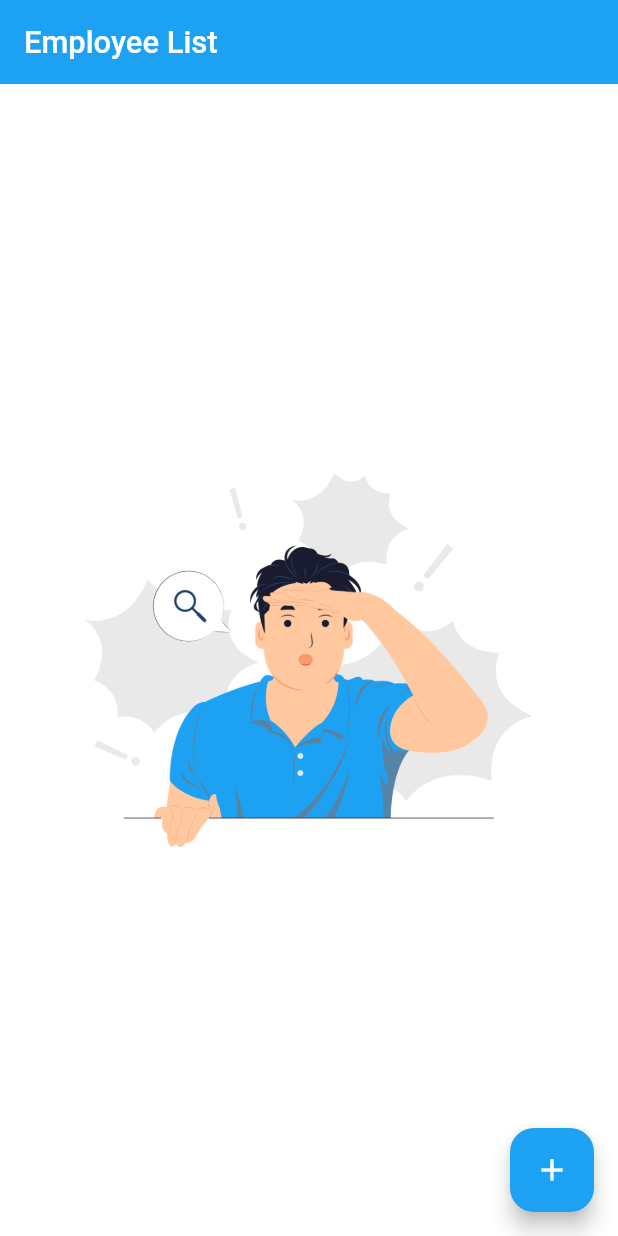
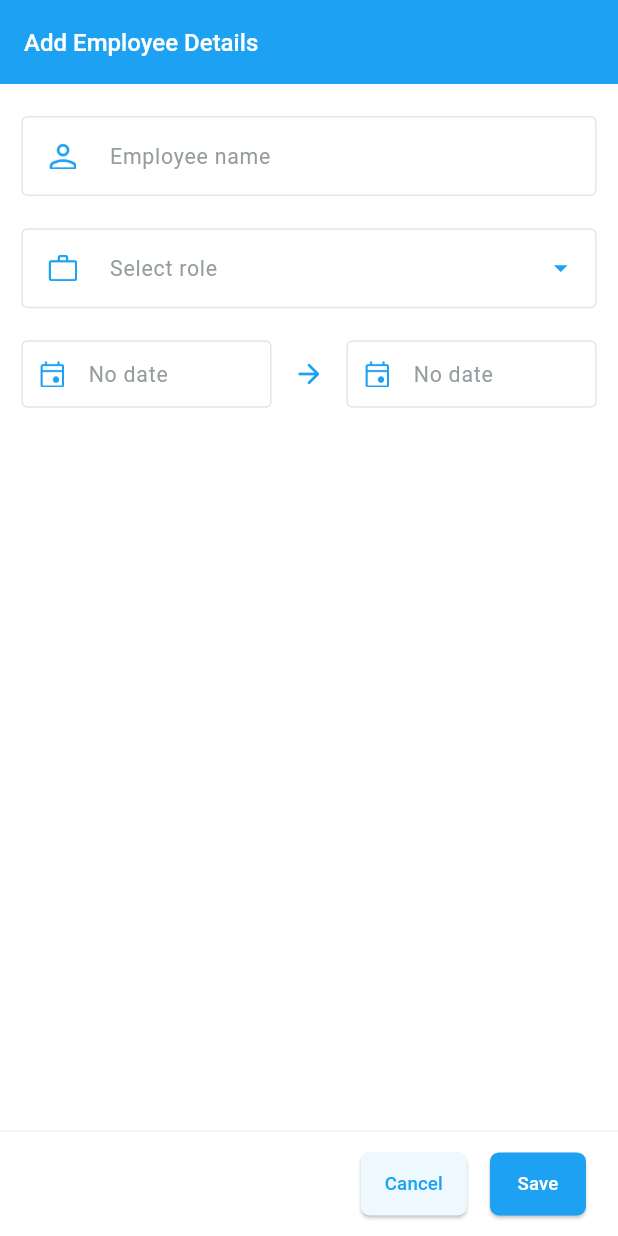
Before and after one commit to meetcse/realtime-innovations-coding, a Flutter app: the CommonScaffoldScreen screen opened directly, on a phone screen of 412 x 824 dp. Run offline on Flutter 3.47's test engine with Material 3 defaults, Android fonts, the phone set to English and light mode, and no system bars; our stand-ins replace bloc, flutter_bloc, flutter_screenutil, flutter_spinkit, google_fonts, page_transition and 1 more; accounts and stored records are empty.

Commit message:
feat : Added add employee details ui

```diff
--- /dev/null
+++ b/lib/bloc/employee/add_employee/add_employee_details_screen_cubit.dart
@@ -0,0 +1,17 @@
+import 'package:flutter/material.dart';
+import 'package:flutter_bloc/flutter_bloc.dart';
+import 'package:realtime_innovations_coding/bloc/employee/add_employee/add_employee_details_screen_state.dart';
+
+class AddEmployeeDetailsScreenCubit extends Cubit<AddEmployeeDetailsScreenState> {
+  AddEmployeeDetailsScreenCubit() : super(const AEDSInitialState());
+
+  final TextEditingController _employeeNameController = TextEditingController();
+  final TextEditingController _selectRoleController = TextEditingController();
+  final TextEditingController _startDateController = TextEditingController();
+  final TextEditingController _endDateController = TextEditingController();
+
+  TextEditingController get employeeNameController => _employeeNameController;
+  TextEditingController get selectRoleController => _selectRoleController;
+  TextEditingController get startDateController => _startDateController;
+  TextEditingController get endDateController => _endDateController;
+}
--- /dev/null
+++ b/lib/bloc/employee/add_employee/add_employee_details_screen_state.dart
@@ -0,0 +1,10 @@
+import 'package:flutter/material.dart';
+
+@immutable
+abstract class AddEmployeeDetailsScreenState {
+  const AddEmployeeDetailsScreenState();
+}
+
+class AEDSInitialState extends AddEmployeeDetailsScreenState {
+  const AEDSInitialState();
+}
--- a/lib/main.dart
+++ b/lib/main.dart
@@ -14,7 +14,7 @@
   @override
   Widget build(BuildContext context) {
     return ScreenUtilInit(
-        designSize: const Size(360, 720),
+        designSize: const Size(428, 926),
         child: MaterialApp(
           debugShowCheckedModeBanner: false,
           title: 'Employee',
--- a/lib/routes/routes.dart
+++ b/lib/routes/routes.dart
@@ -5,7 +5,8 @@ import 'dart:developer';
 
 import 'package:flutter/material.dart';
 import 'package:realtime_innovations_coding/routes/routes_name_constants.dart';
-import 'package:realtime_innovations_coding/screens/employee_list_screen.dart';
+import 'package:realtime_innovations_coding/screens/employee/add_employee/add_employee_details_screen.dart';
+import 'package:realtime_innovations_coding/screens/employee/employee_list_screen.dart';
 import 'package:realtime_innovations_coding/screens/splash/splash_screen.dart';
 import 'package:realtime_innovations_coding/utils/page_utils.dart';
 
@@ -28,6 +29,10 @@ Route<dynamic>? onGenerateRoute(RouteSettings settings) {
       _pageName = const EmployeeListScreen();
 
       break;
+    case RoutesNameConstants.addEmployeeDetailsScreen:
+      _pageName = const AddEmployeeDetailsScreen();
+
+      break;
   }
   return PageUtils.customPageTransition(_pageName!, settings: settings);
 }
--- a/lib/routes/routes_name_constants.dart
+++ b/lib/routes/routes_name_constants.dart
@@ -2,4 +2,5 @@
 class RoutesNameConstants {
   static const String splashScreen = "/splash_screen";
   static const String employeeListScreen = "/employee_list_screen";
+  static const String addEmployeeDetailsScreen = "/add_employee_details_screen";
 }
--- /dev/null
+++ b/lib/screens/employee/add_employee/add_employee_details_screen.dart
@@ -0,0 +1,173 @@
+import 'package:flutter/material.dart';
+import 'package:flutter_bloc/flutter_bloc.dart';
+import 'package:realtime_innovations_coding/bloc/employee/add_employee/add_employee_details_screen_cubit.dart';
+import 'package:realtime_innovations_coding/utils/app_colors.dart';
+import 'package:realtime_innovations_coding/utils/app_images_path.dart';
+import 'package:realtime_innovations_coding/utils/app_strings.dart';
+import 'package:realtime_innovations_coding/utils/page_utils.dart';
+import 'package:realtime_innovations_coding/widgets/app_widgets.dart';
+import 'package:realtime_innovations_coding/widgets/material/common_scaffold.dart';
+
+class AddEmployeeDetailsScreen extends StatelessWidget {
+  const AddEmployeeDetailsScreen({super.key});
+
+  @override
+  Widget build(BuildContext context) {
+    return BlocProvider(
+      create: (_) => AddEmployeeDetailsScreenCubit(),
+      child: const CommonScaffoldScreen(appBarTitle: AppStrings.addEmployeeDetails, body: AEDMainBody()),
+    );
+  }
+}
+
+class AEDMainBody extends StatelessWidget {
+  const AEDMainBody({super.key});
+
+  @override
+  Widget build(BuildContext context) {
+    return Column(
+      children: [
+        const Expanded(child: AEDEmployeeDetailsColumn()),
+        const Divider(color: AppColors.borderColor, height: 1),
+        AppWidgets.spacingWidget(12),
+        const AEDBottomButtonsRow(),
+        AppWidgets.spacingWidget(12),
+      ],
+    );
+  }
+}
+
+class AEDBottomButtonsRow extends StatelessWidget {
+  const AEDBottomButtonsRow({super.key});
+
+  @override
+  Widget build(BuildContext context) {
+    return Container(
+      margin: AppWidgets.edgeInsetsSymmetric(horizontal: 24),
+      child: Row(
+        mainAxisAlignment: MainAxisAlignment.end,
+        children: [
+          AppWidgets.buttonWidget(
+            AppStrings.cancel,
+            textColor: AppColors.primaryBgColor,
+            backgroundColor: AppColors.buttonBgColor,
+            onPressed: () {
+              PageUtils.popRoute(context);
+            },
+          ),
+          AppWidgets.spacingWidget(0, 16),
+          AppWidgets.buttonWidget(
+            AppStrings.save,
+            textColor: AppColors.white,
+            onPressed: () {
+              //TODO:
+            },
+          ),
+        ],
+      ),
+    );
+  }
+}
+
+class AEDEmployeeDetailsColumn extends StatelessWidget {
+  const AEDEmployeeDetailsColumn({super.key});
+
+  @override
+  Widget build(BuildContext context) {
+    return SingleChildScrollView(
+      child: Container(
+        margin: AppWidgets.edgeInsetsSymmetric(horizontal: 16),
+        child: Column(
+          children: [
+            AppWidgets.spacingWidget(24),
+            const AEDEmployeeNameTextField(),
+            AppWidgets.spacingWidget(24),
+            const AEDSelectRoleDropDown(),
+            AppWidgets.spacingWidget(24),
+            const AEDDatesRow(),
+          ],
+        ),
+      ),
+    );
+  }
+}
+
+class AEDDatesRow extends StatelessWidget {
+  const AEDDatesRow({super.key});
+
+  @override
+  Widget build(BuildContext context) {
+    var cubit = BlocProvider.of<AddEmployeeDetailsScreenCubit>(context);
+
+    return Row(
+      children: [
+        Expanded(
+            child: AppWidgets.textFieldWithRectBorder(
+          prefixConstraints: const BoxConstraints(minWidth: 0, minHeight: 0),
+          prefixIcon: Container(
+              margin: AppWidgets.edgeInsetsAll(12),
+              child: AppWidgets.imageFromAssetWidget(AppImagesPath.calendarIcon, height: 20, widht: 20)),
+          hintText: AppStrings.noDate,
+          controller: cubit.startDateController,
+          onTap: () {
+            //TODO:
+          },
+          readOnly: true,
+        )),
+        Container(
+            margin: AppWidgets.edgeInsetsSymmetric(horizontal: 16),
+            child: AppWidgets.icon(Icons.arrow_forward_rounded, color: AppColors.primaryBgColor)),
+        Expanded(
+            child: AppWidgets.textFieldWithRectBorder(
+          prefixConstraints: const BoxConstraints(minWidth: 0, minHeight: 0),
+          prefixIcon: Container(
+              margin: AppWidgets.edgeInsetsAll(12),
+              child: AppWidgets.imageFromAssetWidget(AppImagesPath.calendarIcon, height: 20, widht: 20)),
+          hintText: AppStrings.noDate,
+          controller: cubit.endDateController,
+          onTap: () {
+            //TODO:
+          },
+          readOnly: true,
+        )),
+      ],
+    );
+  }
+}
+
+class AEDSelectRoleDropDown extends StatelessWidget {
+  const AEDSelectRoleDropDown({super.key});
+
+  @override
+  Widget build(BuildContext context) {
+    var cubit = BlocProvider.of<AddEmployeeDetailsScreenCubit>(context);
+    return AppWidgets.textFieldWithRectBorder(
+        prefixConstraints: const BoxConstraints(minWidth: 0, minHeight: 0),
+        prefixIcon: Container(
+            margin: AppWidgets.edgeInsetsAll(20),
+            child: AppWidgets.imageFromAssetWidget(AppImagesPath.selectRoleIcon, height: 20, widht: 20)),
+        hintText: AppStrings.selectRole,
+        controller: cubit.selectRoleController,
+        onTap: () {
+          //TODO:
+        },
+        readOnly: true,
+        suffixIcon: AppWidgets.icon(Icons.arrow_drop_down, color: AppColors.primaryBgColor));
+  }
+}
+
+class AEDEmployeeNameTextField extends StatelessWidget {
+  const AEDEmployeeNameTextField({super.key});
+
+  @override
+  Widget build(BuildContext context) {
+    var cubit = BlocProvider.of<AddEmployeeDetailsScreenCubit>(context);
+    return AppWidgets.textFieldWithRectBorder(
+        prefixConstraints: const BoxConstraints(minWidth: 0, minHeight: 0),
+        prefixIcon: Container(
+            margin: AppWidgets.edgeInsetsAll(20),
+            child: AppWidgets.imageFromAssetWidget(AppImagesPath.personIcon, height: 20, widht: 20)),
+        hintText: AppStrings.employeeName,
+        controller: cubit.employeeNameController);
+  }
+}
--- a/lib/screens/employee/employee_list_screen.dart
+++ b/lib/screens/employee/employee_list_screen.dart
@@ -2,8 +2,10 @@ import 'package:flutter/material.dart';
 import 'package:flutter_bloc/flutter_bloc.dart';
 import 'package:realtime_innovations_coding/bloc/employee/employee_list_screen_cubit.dart';
 import 'package:realtime_innovations_coding/bloc/employee/employee_list_screen_state.dart';
+import 'package:realtime_innovations_coding/routes/routes_name_constants.dart';
 import 'package:realtime_innovations_coding/utils/app_images_path.dart';
 import 'package:realtime_innovations_coding/utils/app_strings.dart';
+import 'package:realtime_innovations_coding/utils/page_utils.dart';
 import 'package:realtime_innovations_coding/widgets/app_widgets.dart';
 import 'package:realtime_innovations_coding/widgets/material/common_scaffold.dart';
 
@@ -19,7 +21,7 @@ class EmployeeListScreen extends StatelessWidget {
         appBarTitle: AppStrings.employeeList,
         body: const ELMainBody(),
         onFloatingActionButtonTap: () {
-          //
+          PageUtils.pushNamed(context, RoutesNameConstants.addEmployeeDetailsScreen);
         },
       ),
     );
--- a/lib/screens/splash/splash_screen.dart
+++ b/lib/screens/splash/splash_screen.dart
@@ -13,7 +13,7 @@ class SplashScreen extends StatelessWidget {
   Widget build(BuildContext context) {
     return BlocProvider(
       create: (_) => SplashScreenCubit()..init(context),
-      child: const CommonScaffoldScreen(body: SSMainBody()),
+      child: const CommonScaffoldScreen(isShowAppBar: false, body: SSMainBody()),
     );
   }
 }
--- a/lib/utils/app_colors.dart
+++ b/lib/utils/app_colors.dart
@@ -3,6 +3,8 @@ import 'package:flutter/material.dart';
 class AppColors {
   static const Color white = Colors.white;
   static const Color primaryBgColor = Color(0xff1DA1F2);
-  static const Color borderColor = Color(0xffE5E5E5);
+  static const Color borderColor = Color(0xffF2F2F2);
   static const Color hintTextColor = Color(0xff949C9E);
+  static const Color textFieldBorderColor = Color(0xffE5E5E5);
+  static const Color buttonBgColor = Color(0xffEDF8FF);
 }
--- a/lib/utils/app_images_path.dart
+++ b/lib/utils/app_images_path.dart
@@ -2,4 +2,7 @@ class AppImagesPath {
   static const String _basePath = "assets/";
   static const String splashImage = _basePath + "splash.png";
   static const String noEmpRecordsImage = _basePath + "no_emp_records.png";
+  static const String selectRoleIcon = _basePath + "role_icon.png";
+  static const String calendarIcon = _basePath + "calendar_icon.png";
+  static const String personIcon = _basePath + "person_icon.png";
 }
--- a/lib/utils/app_strings.dart
+++ b/lib/utils/app_strings.dart
@@ -1,3 +1,9 @@
 class AppStrings {
   static const String employeeList = "Employee List";
+  static const String addEmployeeDetails = "Add Employee Details";
+  static const String employeeName = "Employee name";
+  static const String selectRole = "Select role";
+  static const String noDate = "No date";
+  static const String cancel = "Cancel";
+  static const String save = "Save";
 }
--- a/lib/widgets/app_widgets.dart
+++ b/lib/widgets/app_widgets.dart
@@ -2,6 +2,7 @@ import 'dart:developer';
 
 import 'package:flutter/material.dart';
 import 'package:flutter/services.dart';
+import 'package:flutter/widgets.dart';
 import 'package:flutter_spinkit/flutter_spinkit.dart';
 
 import 'package:flutter_screenutil/flutter_screenutil.dart';
@@ -17,6 +18,23 @@ class AppWidgets {
       height: height.h,
       width: width?.w,
     );
+  }
+
+  /// size defaults to 24
+  static Widget icon(IconData icon, {double size = 24, Color? color}) {
+    return Icon(icon, size: size.r, color: color);
+  }
+
+  static EdgeInsets edgeInsetsAll(double value) {
+    return EdgeInsets.all(value).r;
+  }
+
+  static EdgeInsets edgeInsetsSymmetric({double vertical = 0, double horizontal = 0}) {
+    return EdgeInsets.symmetric(horizontal: horizontal, vertical: vertical).r;
+  }
+
+  static EdgeInsets edgeInsetsOnly({double left = 0.0, double top = 0.0, double right = 0.0, double bottom = 0.0}) {
+    return EdgeInsets.only(left: left, right: right, top: top, bottom: bottom).r;
   }
 
   static Widget backButton(BuildContext context, {Function? onTap, Color? color}) {
@@ -72,6 +90,7 @@ class AppWidgets {
     Color? filledColor,
     FocusNode? focusNode,
     bool? readOnly,
+    Function()? onTap,
   }) {
     return TextFormField(
       key: key,
@@ -88,6 +107,7 @@ class AppWidgets {
       onChanged: (value) {
         if (onChanged != null) return onChanged(value);
       },
+      onTap: onTap,
       decoration: InputDecoration(
         isDense: true,
         labelText: labelText,
@@ -104,16 +124,16 @@ class AppWidgets {
         fillColor: AppColors.white,
         filled: filled,
         enabledBorder: OutlineInputBorder(
-          borderRadius: BorderRadius.circular(enabledBorderRadius ?? 8),
+          borderRadius: BorderRadius.circular(enabledBorderRadius ?? 4),
           borderSide: BorderSide(
-            color: enableBorderColor ?? AppColors.borderColor,
+            color: enableBorderColor ?? AppColors.textFieldBorderColor,
             width: enabledBorderWidht ?? 1,
           ),
         ),
         focusedBorder: OutlineInputBorder(
-          borderRadius: BorderRadius.circular(focusedBorderRadius ?? 8),
+          borderRadius: BorderRadius.circular(focusedBorderRadius ?? 4),
           borderSide: BorderSide(
-            color: focusBorderColor ?? AppColors.borderColor,
+            color: focusBorderColor ?? AppColors.primaryBgColor,
             width: focusedBorderWidht ?? 1,
           ),
         ),
@@ -138,8 +158,6 @@ class AppWidgets {
     FontWeight? fontWeight,
     double? fontSize,
     EdgeInsets? buttonPadding,
-    Widget? centerChildWidget,
-    bool isWidgetExceptText = false,
     Key? key,
   }) {
     return Container(
@@ -160,11 +178,11 @@ class AppWidgets {
             },
           ),
           padding: MaterialStateProperty.all(
-            buttonPadding ?? const EdgeInsets.symmetric(vertical: 10),
+            buttonPadding ?? const EdgeInsets.symmetric(vertical: 12, horizontal: 16),
           ),
           shape: MaterialStateProperty.all(
             RoundedRectangleBorder(
-              borderRadius: BorderRadius.circular(borderRadius ?? 24),
+              borderRadius: BorderRadius.circular(borderRadius ?? 6),
               side: BorderSide(
                 width: borderWidth ?? 1,
                 color: isBorder ? borderColor ?? AppColors.primaryBgColor : Colors.transparent,
@@ -172,25 +190,9 @@ class AppWidgets {
             ),
           ),
         ),
-        child: Row(
-          // mainAxisAlignment: MainAxisAlignment.spaceBetween,
-          children: [
-            icon ?? Container(),
-            Expanded(
-              child: Center(
-                child: AnimatedSwitcher(
-                  duration: const Duration(milliseconds: 200),
-                  child: isWidgetExceptText
-                      ? centerChildWidget ?? Container()
-                      : Text(
-                          text,
-                          style: AppTextStyles.buttonTextStyle(
-                              fontWeight: fontWeight, textColor: textColor, fontSize: fontSize),
-                        ),
-                ),
-              ),
-            ),
-          ],
+        child: Text(
+          text,
+          style: AppTextStyles.buttonTextStyle(fontWeight: fontWeight, textColor: textColor, fontSize: fontSize),
         ),
       ),
     );
--- a/lib/widgets/material/common_scaffold.dart
+++ b/lib/widgets/material/common_scaffold.dart
@@ -10,7 +10,8 @@ class CommonScaffoldScreen extends StatelessWidget {
       this.onBackTap,
       this.appBarActions,
       this.onFloatingActionButtonTap,
-      this.isBackButtonEnabled = true})
+      this.isShowAppBar = true,
+      this.isBackButtonEnabled = false})
       : super(key: key);
 
   final Widget body;
@@ -19,12 +20,13 @@ class CommonScaffoldScreen extends StatelessWidget {
   final List<Widget>? appBarActions;
   final bool isBackButtonEnabled;
   final Function()? onFloatingActionButtonTap;
+  final bool isShowAppBar;
 
   @override
   Widget build(BuildContext context) {
     return Scaffold(
       backgroundColor: AppColors.white,
-      appBar: _buildAppBar(context),
+      appBar: isShowAppBar ? _buildAppBar(context) : null,
       body: body,
       floatingActionButton: onFloatingActionButtonTap != null
           ? FloatingActionButton(
```
Also changed, not shown: assets/calendar_icon.png (added), assets/person_icon.png (added), assets/role_icon.png (added).
